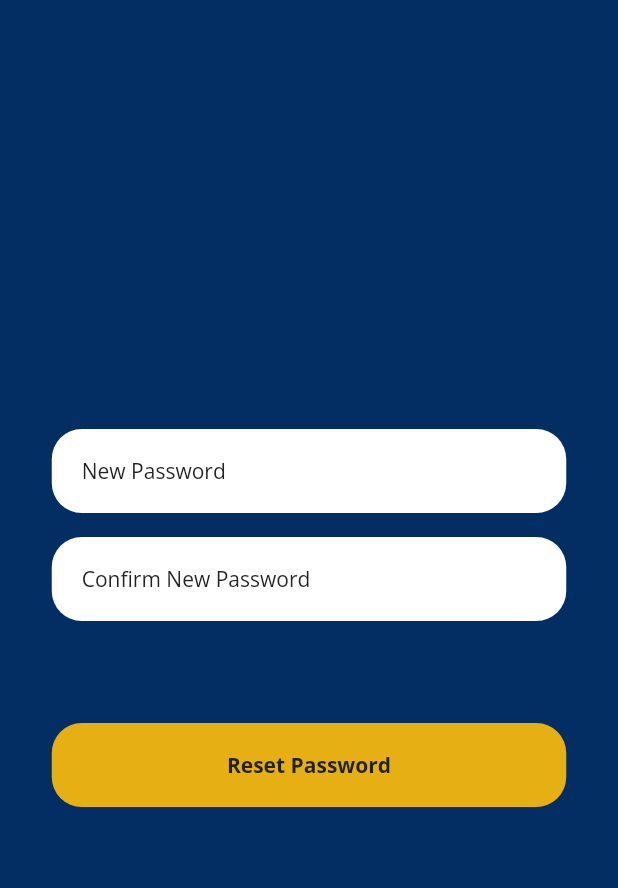
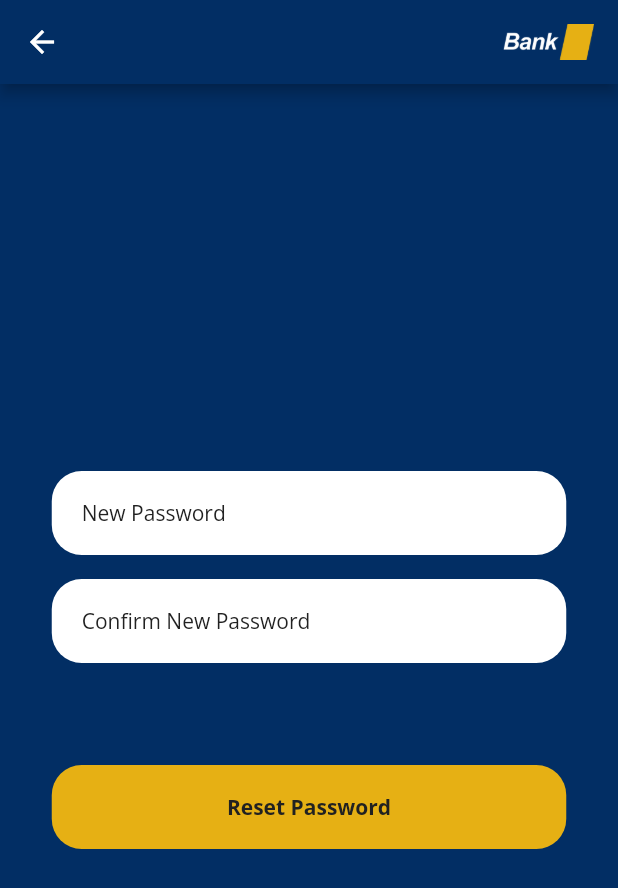
Before and after one commit to thelinos/Bank, a Flutter app: the ForgotPasswordScreen screen opened by its route, on a phone screen of 412 x 824 dp. Shown: the top 888 px of the screen. Run offline on Flutter 3.47's test engine with Material 2 defaults, Android fonts, the phone set to English and light mode, and no system bars; our stand-ins replace iconsax.

Commit message:
Added the app bar to the forgot password screen

```diff
--- a/lib/components/screens/forgot_password.dart
+++ b/lib/components/screens/forgot_password.dart
@@ -14,8 +14,22 @@ class _ForgotPasswordScreenState extends State<ForgotPasswordScreen> {
   @override
   Widget build(BuildContext context) {
     return Scaffold(
-      body: SafeArea(
-        child: Center(
+      appBar: AppBar(
+        flexibleSpace: SafeArea(
+          child: Container(
+            width: 81.03,
+            height: 32.0,
+            margin: const EdgeInsets.only(right: 16.0, top: 16.0, bottom: 16.0),
+            child: Row(
+              mainAxisAlignment: MainAxisAlignment.end,
+              children: [
+                Image.asset('assets/images/app_icon.png'),
+              ],
+            ),
+          ),
+        ),
+      ),
+      body: Center(
         child: Column(
           mainAxisAlignment: MainAxisAlignment.center,
           children: [
@@ -89,7 +103,6 @@ class _ForgotPasswordScreenState extends State<ForgotPasswordScreen> {
           ],
         ),
       ),
-      ),
     );
   }
 }
```
Lines whose indentation alone changed are shown as unchanged.
